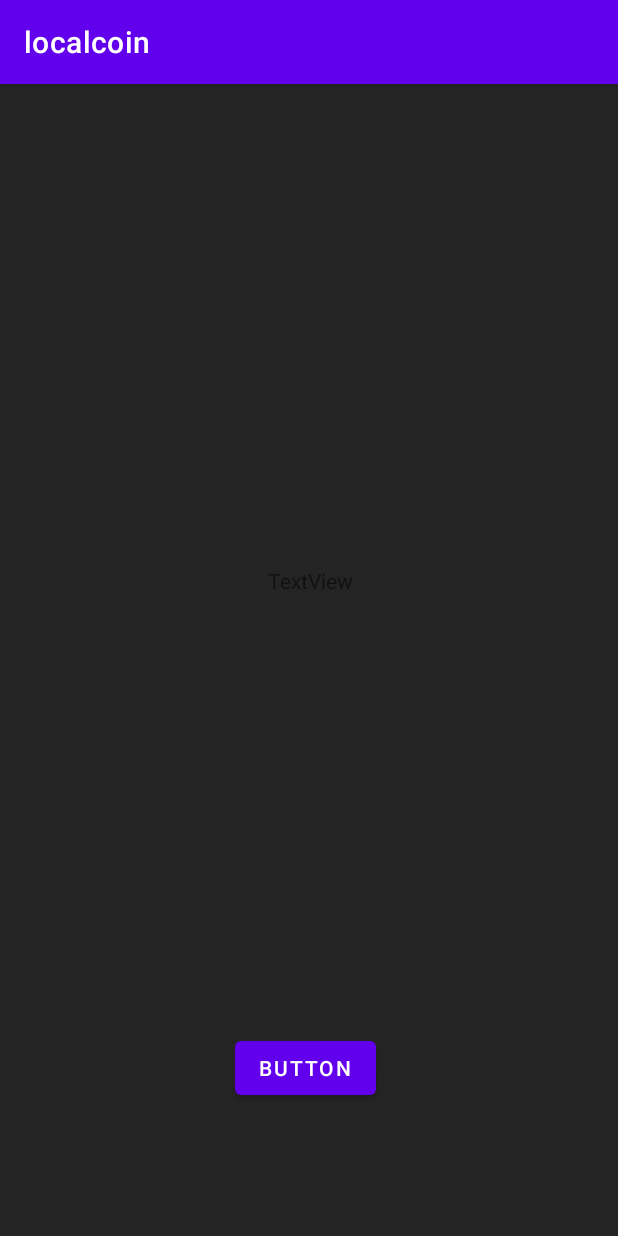
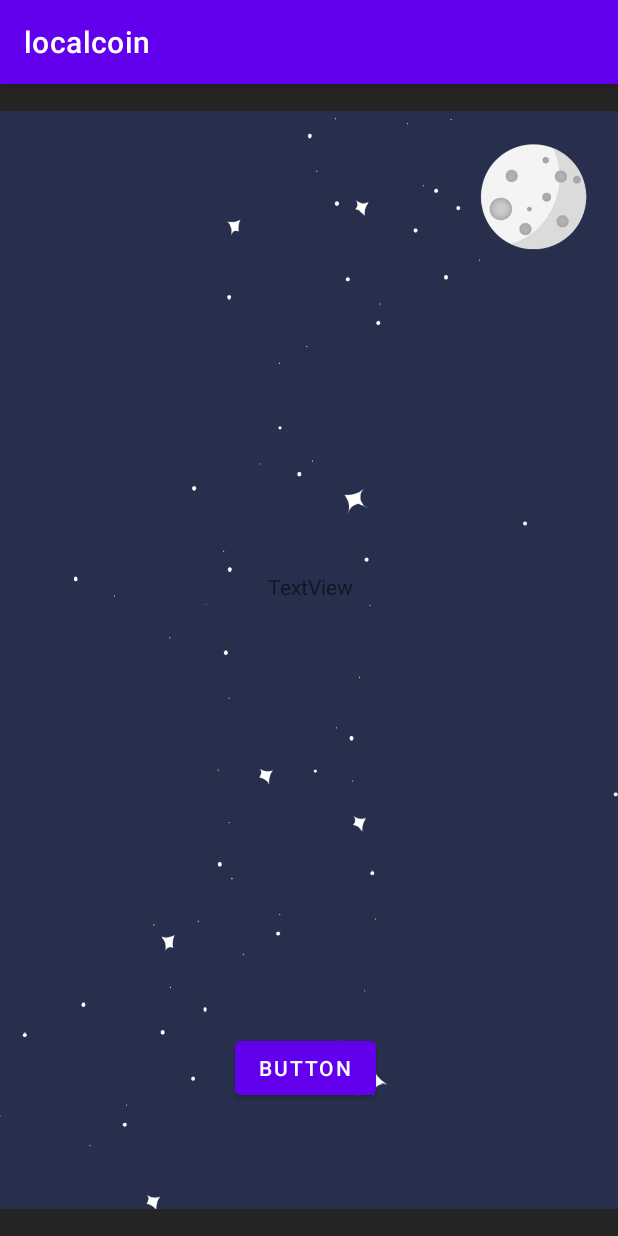
Before and after one commit to Ecnavda/localcoin, an Android app: the PortfolioActivity screen opened directly, with no data from a screen before it, on a phone screen of 412 x 824 dp. Run offline under Robolectric (Android 15) with nearby library versions, the phone set to English and light mode, and no system bars.

Commit message:
changes to background

```diff
--- a/app/src/main/res/layout/activity_portfolio.xml
+++ b/app/src/main/res/layout/activity_portfolio.xml
@@ -6,18 +6,6 @@
     android:layout_height="match_parent"
     android:background="#242424"
     tools:context=".PortfolioActivity">
-
-    <ImageView
-        android:id="@+id/imageView"
-        android:layout_width="171dp"
-        android:layout_height="155dp"
-        app:layout_constraintBottom_toBottomOf="parent"
-        app:layout_constraintEnd_toEndOf="parent"
-        app:layout_constraintHorizontal_bias="0.498"
-        app:layout_constraintStart_toStartOf="parent"
-        app:layout_constraintTop_toTopOf="parent"
-        app:layout_constraintVertical_bias="0.102"
-        tools:srcCompat="@drawable/profileicon" />
 
     <Button
         android:id="@+id/addCoin"
@@ -30,21 +18,23 @@
         app:layout_constraintBottom_toBottomOf="parent"
         app:layout_constraintEnd_toEndOf="parent"
         app:layout_constraintHorizontal_bias="1.0"
-        app:layout_constraintStart_toStartOf="parent"
-        app:layout_constraintTop_toBottomOf="@+id/imageView"
-        app:layout_constraintVertical_bias="1.0" />
+        app:layout_constraintStart_toStartOf="parent" />
+
+    <ImageView
+        android:id="@+id/imageView"
+        android:layout_width="wrap_content"
+        android:layout_height="wrap_content"
+        app:srcCompat="@drawable/data" />
 
     <TextView
         android:id="@+id/listOfCoins"
         android:layout_width="wrap_content"
         android:layout_height="wrap_content"
         android:layout_marginStart="178dp"
-        android:layout_marginTop="99dp"
         android:layout_marginEnd="176dp"
         android:layout_marginBottom="287dp"
         android:text="TextView"
         app:layout_constraintBottom_toTopOf="@+id/addCoin"
         app:layout_constraintEnd_toEndOf="parent"
-        app:layout_constraintStart_toStartOf="parent"
-        app:layout_constraintTop_toBottomOf="@+id/imageView" />
+        app:layout_constraintStart_toStartOf="parent" />
 </androidx.constraintlayout.widget.ConstraintLayout>
```
Also changed, not shown: app/src/main/res/layout/activity_login.xml (+19 -19 lines), app/src/main/res/drawable/data.png (added), app/src/main/res/drawable/graphs.png (added), app/src/main/res/drawable/inputbox.png (added).
